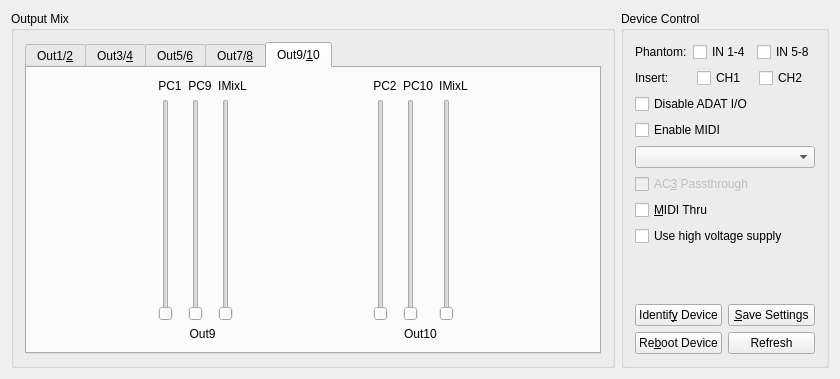
Old version of the form support/mixer-qt4/mixer_saffirepro_small.ui in the repository adiknoth/ffado.
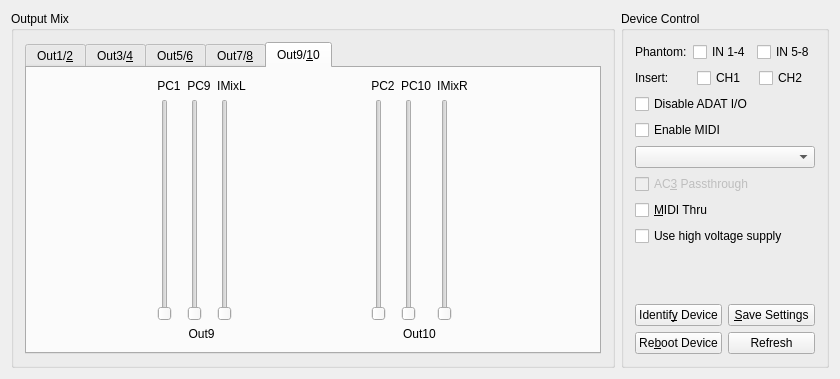
New version of the form. The open tabs and pages were chosen to show the change.

Commit message: correct input mix labels

```diff
--- a/support/mixer-qt4/mixer_saffirepro_small.ui
+++ b/support/mixer-qt4/mixer_saffirepro_small.ui
@@ -1638,7 +1638,7 @@
                 <item row="0" column="2" >
                  <widget class="QLabel" name="txtOMixIMixO10" >
                   <property name="text" >
-                   <string>IMixL</string>
+                   <string>IMixR</string>
                   </property>
                   <property name="alignment" >
                    <set>Qt::AlignCenter</set>
```
Left out of the diff: 10 changed lines with no effect on the pictures. The commit also changes 1 other file.
